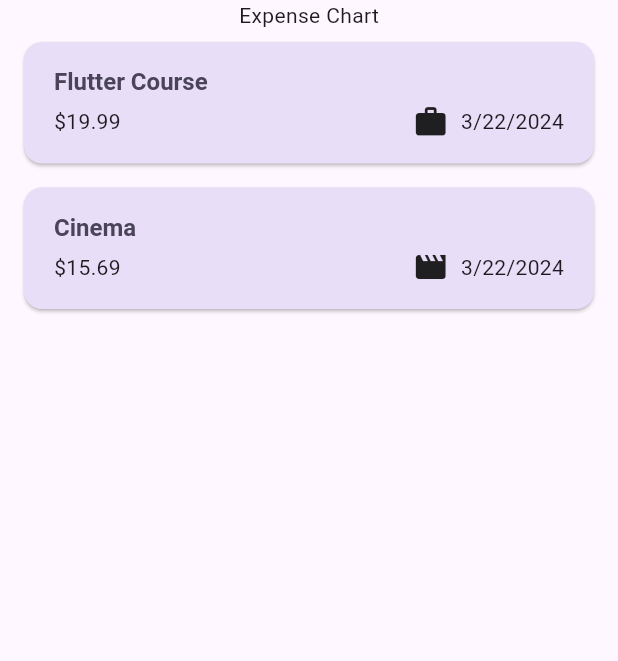
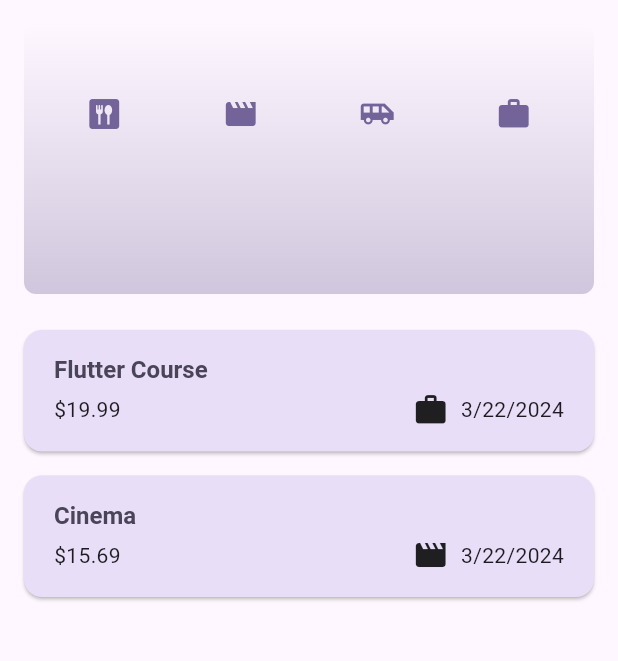
Before and after one commit to JoyChowdhury12/Expense-Manager-App, a Flutter app: the screen it shows after launch, on a phone screen of 412 x 824 dp, the part 84-745 px from its top. Run offline on Flutter 3.47's test engine with Material 3 defaults, Android fonts, the phone set to English and light mode, and no system bars.

Commit message:
Added icons on the graph toll Bar

```diff
--- a/lib/models/expense.dart
+++ b/lib/models/expense.dart
@@ -25,7 +25,31 @@ class Expense {
     required this.date,
     required this.category,
   }) : id = uuid.v4();
+
   String get FormattedDate {
     return formatter.format(date);
   }
 }
+
+class ExpenseBucket {
+  final ExpenseCategory category;
+  final List<Expense> expenses;
+
+  ExpenseBucket({
+    required this.category,
+    required this.expenses,
+  });
+// names catergory
+  ExpenseBucket.forCategory(List<Expense> allExpenses, this.category)
+      : expenses = allExpenses
+            .where((expense) => expense.category == category)
+            .toList();
+
+  double get totalExpenses {
+    double sum = 0;
+    for (final expense in expenses) {
+      sum += expense.amount;
+    }
+    return sum;
+  }
+}
--- a/lib/screens/expense_screen.dart
+++ b/lib/screens/expense_screen.dart
@@ -1,3 +1,4 @@
+import 'package:expense_manager/widgets/chart.dart';
 import 'package:flutter/material.dart';
 import '../enums/category_enums.dart';
 import '../models/expense.dart';
@@ -77,7 +78,9 @@ class _ExpenseScreenState extends State<ExpenseScreen> {
       ),
       body: Column(
         children: [
-          Text("Expense Chart"),
+          Chart(
+            expenses: _registeredExpenses,
+          ),
           Expanded(
             child: ExpenseList(
               expenses: _registeredExpenses,
--- /dev/null
+++ b/lib/widgets/chart.dart
@@ -0,0 +1,72 @@
+import 'package:expense_manager/enums/category_enums.dart';
+import 'package:flutter/material.dart';
+
+import '../models/expense.dart';
+
+class Chart extends StatelessWidget {
+  final List<Expense> expenses;
+
+  const Chart({super.key, required this.expenses});
+
+  List<ExpenseBucket> get buckets {
+    return [
+      ExpenseBucket.forCategory(expenses, ExpenseCategory.food),
+      ExpenseBucket.forCategory(expenses, ExpenseCategory.leisure),
+      ExpenseBucket.forCategory(expenses, ExpenseCategory.travel),
+      ExpenseBucket.forCategory(expenses, ExpenseCategory.work),
+    ];
+  }
+
+  double get maxTotalExpenses {
+    double maxTotalExpenses = 0;
+    for (final bucket in buckets) {
+      if (bucket.totalExpenses > maxTotalExpenses) {
+        maxTotalExpenses = bucket.totalExpenses;
+      }
+    }
+    return maxTotalExpenses;
+  }
+
+  @override
+  Widget build(BuildContext context) {
+    return Container(
+      margin: EdgeInsets.all(16),
+      padding: EdgeInsets.symmetric(
+        horizontal: 8,
+        vertical: 16,
+      ),
+      width: double.infinity,
+      height: 180,
+      decoration: BoxDecoration(
+          borderRadius: BorderRadius.circular(8),
+          gradient: LinearGradient(colors: [
+            Theme.of(context).colorScheme.primary.withOpacity(0.3),
+            Theme.of(context).colorScheme.primary.withOpacity(0.0),
+          ], begin: Alignment.bottomCenter, end: Alignment.topCenter)),
+      child: Column(
+        children: [
+          SizedBox(
+            height: 32,
+          ),
+          Row(
+              children: buckets
+                  .map(
+                    (bucket) => Expanded(
+                      child: Padding(
+                        padding: EdgeInsets.symmetric(horizontal: 4),
+                        child: Icon(
+                          categoryIcons[bucket.category],
+                          color: Theme.of(context)
+                              .colorScheme
+                              .primary
+                              .withOpacity(0.9),
+                        ),
+                      ),
+                    ),
+                  )
+                  .toList()),
+        ],
+      ),
+    );
+  }
+}
```
Also changed, not shown: lib/widgets/chart_Bar.dart (added).
